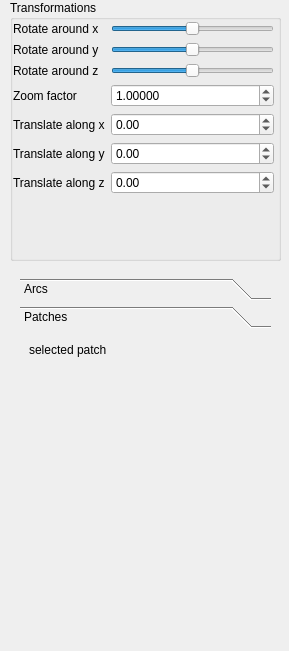
Above: QtFramework/GUI/SideWidget.ui from ViktorGyorgy/grafika_projekt before the change. Below: the same form after it.
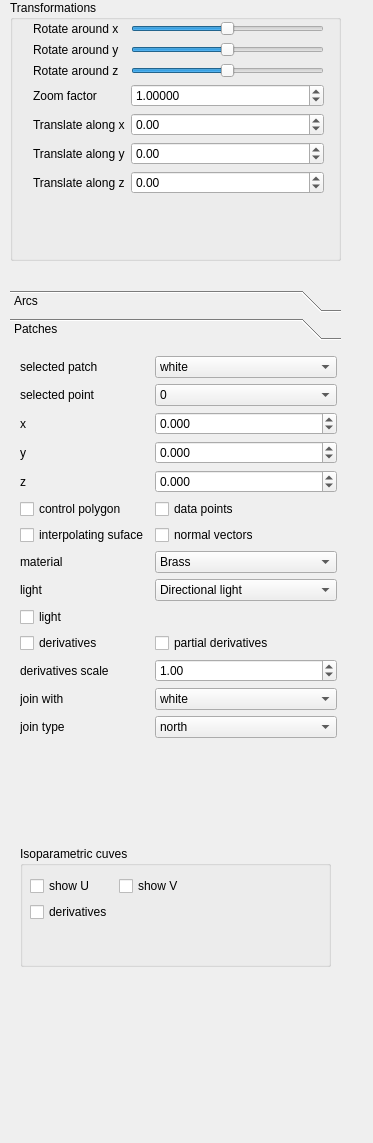
That is the form after the change. The open tabs and pages were chosen to show the change.

```diff
--- a/QtFramework/GUI/SideWidget.ui
+++ b/QtFramework/GUI/SideWidget.ui
@@ -6,8 +6,8 @@
    <rect>
     <x>0</x>
     <y>0</y>
-    <width>289</width>
-    <height>651</height>
+    <width>373</width>
+    <height>1143</height>
    </rect>
   </property>
   <property name="sizePolicy">
@@ -30,7 +30,7 @@
     <rect>
      <x>10</x>
      <y>0</y>
-     <width>271</width>
+     <width>331</width>
      <height>261</height>
     </rect>
    </property>
@@ -40,9 +40,9 @@
    <widget class="QWidget" name="layoutWidget">
     <property name="geometry">
      <rect>
-      <x>3</x>
+      <x>23</x>
       <y>21</y>
-      <width>261</width>
+      <width>291</width>
       <height>230</height>
      </rect>
     </property>
@@ -223,10 +223,10 @@
   <widget class="QToolBox" name="toolBox">
    <property name="geometry">
     <rect>
-     <x>20</x>
-     <y>278</y>
-     <width>251</width>
-     <height>311</height>
+     <x>10</x>
+     <y>290</y>
+     <width>331</width>
+     <height>721</height>
     </rect>
    </property>
    <property name="currentIndex">
@@ -434,8 +434,8 @@
      <rect>
       <x>0</x>
       <y>0</y>
-      <width>251</width>
-      <height>251</height>
+      <width>331</width>
+      <height>651</height>
      </rect>
     </property>
     <attribute name="label">
@@ -444,10 +444,10 @@
     <widget class="QWidget" name="formLayoutWidget_2">
      <property name="geometry">
       <rect>
-       <x>9</x>
-       <y>9</y>
-       <width>231</width>
-       <height>241</height>
+       <x>10</x>
+       <y>10</y>
+       <width>317</width>
+       <height>481</height>
       </rect>
      </property>
      <layout class="QFormLayout" name="formLayout_3">
@@ -458,8 +458,477 @@
         </property>
        </widget>
       </item>
+      <item row="0" column="1">
+       <widget class="QComboBox" name="comboBoxSelectedPatch">
+        <item>
+         <property name="text">
+          <string>white</string>
+         </property>
+        </item>
+        <item>
+         <property name="text">
+          <string>pink</string>
+         </property>
+        </item>
+        <item>
+         <property name="text">
+          <string>purple</string>
+         </property>
+        </item>
+        <item>
+         <property name="text">
+          <string>blue</string>
+         </property>
+        </item>
+        <item>
+         <property name="text">
+          <string>green</string>
+         </property>
+        </item>
+        <item>
+         <property name="text">
+          <string>gray</string>
+         </property>
+        </item>
+        <item>
+         <property name="text">
+          <string>lime</string>
+         </property>
+        </item>
+        <item>
+         <property name="text">
+          <string>yellow</string>
+         </property>
+        </item>
+        <item>
+         <property name="text">
+          <string>brown</string>
+         </property>
+        </item>
+       </widget>
+      </item>
+      <item row="1" column="0">
+       <widget class="QLabel" name="label_15">
+        <property name="text">
+         <string>selected point</string>
+        </property>
+       </widget>
+      </item>
+      <item row="1" column="1">
+       <widget class="QComboBox" name="comboBoxSelectedPatchPoint">
+        <item>
+         <property name="text">
+          <string>0</string>
+         </property>
+        </item>
+        <item>
+         <property name="text">
+          <string>1</string>
+         </property>
+        </item>
+        <item>
+         <property name="text">
+          <string>2</string>
+         </property>
+        </item>
+        <item>
+         <property name="text">
+          <string>3</string>
+         </property>
+        </item>
+        <item>
+         <property name="text">
+          <string>4</string>
+         </property>
+        </item>
+        <item>
+         <property name="text">
+          <string>5</string>
+         </property>
+        </item>
+        <item>
+         <property name="text">
+          <string>6</string>
+         </property>
+        </item>
+        <item>
+         <property name="text">
+          <string>7</string>
+         </property>
+        </item>
+        <item>
+         <property name="text">
+          <string>8</string>
+         </property>
+        </item>
+        <item>
+         <property name="text">
+          <string>9</string>
+         </property>
+        </item>
+        <item>
+         <property name="text">
+          <string>10</string>
+         </property>
+        </item>
+        <item>
+         <property name="text">
+          <string>11</string>
+         </property>
+        </item>
+        <item>
+         <property name="text">
+          <string>12</string>
+         </property>
+        </item>
+        <item>
+         <property name="text">
+          <string>13</string>
+         </property>
+        </item>
+        <item>
+         <property name="text">
+          <string>14</string>
+         </property>
+        </item>
+        <item>
+         <property name="text">
+          <string>15</string>
+         </property>
+        </item>
+       </widget>
+      </item>
+      <item row="5" column="0">
+       <widget class="QCheckBox" name="checkBoxShowPatchControlPolygon">
+        <property name="text">
+         <string>control polygon</string>
+        </property>
+       </widget>
+      </item>
+      <item row="5" column="1">
+       <widget class="QCheckBox" name="checkBoxShowPatchDataPoints">
+        <property name="text">
+         <string>data points</string>
+        </property>
+       </widget>
+      </item>
+      <item row="6" column="0">
+       <widget class="QCheckBox" name="checkBoxShowInterpolatingSurface">
+        <property name="text">
+         <string>interpolating suface</string>
+        </property>
+       </widget>
+      </item>
+      <item row="6" column="1">
+       <widget class="QCheckBox" name="checkBoxShowNormalVectors">
+        <property name="text">
+         <string>normal vectors</string>
+        </property>
+       </widget>
+      </item>
+      <item row="7" column="0">
+       <widget class="QLabel" name="label_16">
+        <property name="text">
+         <string>material</string>
+        </property>
+       </widget>
+      </item>
+      <item row="7" column="1">
+       <widget class="QComboBox" name="comboBoxMaterial">
+        <item>
+         <property name="text">
+          <string>Brass</string>
+         </property>
+        </item>
+        <item>
+         <property name="text">
+          <string>Gold</string>
+         </property>
+        </item>
+        <item>
+         <property name="text">
+          <string>Silver</string>
+         </property>
+        </item>
+        <item>
+         <property name="text">
+          <string>Emerald</string>
+         </property>
+        </item>
+        <item>
+         <property name="text">
+          <string>Pearl</string>
+         </property>
+        </item>
+        <item>
+         <property name="text">
+          <string>Turquoise</string>
+         </property>
+        </item>
+        <item>
+         <property name="text">
+          <string>Ruby</string>
+         </property>
+        </item>
+       </widget>
+      </item>
+      <item row="8" column="0">
+       <widget class="QLabel" name="label_17">
+        <property name="text">
+         <string>light</string>
+        </property>
+       </widget>
+      </item>
+      <item row="8" column="1">
+       <widget class="QComboBox" name="comboBoxLight">
+        <item>
+         <property name="text">
+          <string>Directional light</string>
+         </property>
+        </item>
+        <item>
+         <property name="text">
+          <string>Spot light</string>
+         </property>
+        </item>
+        <item>
+         <property name="text">
+          <string>Point light</string>
+         </property>
+        </item>
+       </widget>
+      </item>
+      <item row="10" column="0">
+       <widget class="QCheckBox" name="checkBoxShowPatchDerivatives">
+        <property name="text">
+         <string>derivatives</string>
+        </property>
+       </widget>
+      </item>
+      <item row="10" column="1">
+       <widget class="QCheckBox" name="checkBoxShowPatchPartialDerivatives">
+        <property name="text">
+         <string>partial derivatives</string>
+        </property>
+       </widget>
+      </item>
+      <item row="11" column="0">
+       <widget class="QLabel" name="label_18">
+        <property name="text">
+         <string>derivatives scale</string>
+        </property>
+       </widget>
+      </item>
+      <item row="11" column="1">
+       <widget class="QDoubleSpinBox" name="doubleSpinBoxScalePatchDerivatives">
+        <property name="maximum">
+         <double>5.000000000000000</double>
+        </property>
+        <property name="singleStep">
+         <double>0.050000000000000</double>
+        </property>
+        <property name="value">
+         <double>1.000000000000000</double>
+        </property>
+       </widget>
+      </item>
+      <item row="9" column="0">
+       <widget class="QCheckBox" name="checkBoxApplyLight">
+        <property name="text">
+         <string>light</string>
+        </property>
+       </widget>
+      </item>
+      <item row="2" column="0">
+       <widget class="QLabel" name="label_19">
+        <property name="text">
+         <string>x</string>
+        </property>
+       </widget>
+      </item>
+      <item row="3" column="0">
+       <widget class="QLabel" name="label_20">
+        <property name="text">
+         <string>y</string>
+        </property>
+       </widget>
+      </item>
+      <item row="4" column="0">
+       <widget class="QLabel" name="label_21">
+        <property name="text">
+         <string>z</string>
+        </property>
+       </widget>
+      </item>
+      <item row="2" column="1">
+       <widget class="QDoubleSpinBox" name="doubleSpinBoxPatchX">
+        <property name="decimals">
+         <number>3</number>
+        </property>
+        <property name="minimum">
+         <double>-99.989999999999995</double>
+        </property>
+        <property name="singleStep">
+         <double>0.100000000000000</double>
+        </property>
+       </widget>
+      </item>
+      <item row="3" column="1">
+       <widget class="QDoubleSpinBox" name="doubleSpinBoxPatchY">
+        <property name="decimals">
+         <number>3</number>
+        </property>
+        <property name="minimum">
+         <double>-99.989999999999995</double>
+        </property>
+        <property name="singleStep">
+         <double>0.100000000000000</double>
+        </property>
+       </widget>
+      </item>
+      <item row="4" column="1">
+       <widget class="QDoubleSpinBox" name="doubleSpinBoxPatchZ">
+        <property name="decimals">
+         <number>3</number>
+        </property>
+        <property name="minimum">
+         <double>-99.989999999999995</double>
+        </property>
+        <property name="singleStep">
+         <double>0.100000000000000</double>
+        </property>
+       </widget>
+      </item>
+      <item row="12" column="1">
+       <widget class="QComboBox" name="comboBoxSelectedJoiningPatch">
+        <item>
+         <property name="text">
+          <string>white</string>
+         </property>
+        </item>
+        <item>
+         <property name="text">
+          <string>pink</string>
+         </property>
+        </item>
+        <item>
+         <property name="text">
+          <string>purple</string>
+         </property>
+        </item>
+        <item>
+         <property name="text">
+          <string>blue</string>
+         </property>
+        </item>
+        <item>
+         <property name="text">
+          <string>green</string>
+         </property>
+        </item>
+        <item>
+         <property name="text">
+          <string>gray</string>
+         </property>
+        </item>
+        <item>
+         <property name="text">
+          <string>lime</string>
+         </property>
+        </item>
+        <item>
+         <property name="text">
+          <string>yellow</string>
+         </property>
+        </item>
+        <item>
+         <property name="text">
+          <string>brown</string>
+         </property>
+        </item>
+       </widget>
+      </item>
+      <item row="13" column="1">
+       <widget class="QComboBox" name="comboBoxSelectedPatchJoinType">
+        <item>
+         <property name="text">
+          <string>north</string>
+         </property>
+        </item>
+        <item>
+         <property name="text">
+          <string>west</string>
+         </property>
+        </item>
+        <item>
+         <property name="text">
+          <string>east</string>
+         </property>
+        </item>
+       </widget>
+      </item>
+      <item row="12" column="0">
+       <widget class="QLabel" name="label_24">
+        <property name="text">
+         <string>join with</string>
+        </property>
+       </widget>
+      </item>
+      <item row="13" column="0">
+       <widget class="QLabel" name="label_25">
+        <property name="text">
+         <string>join type</string>
+        </property>
+       </widget>
+      </item>
      </layout>
     </widget>
+    <widget class="QGroupBox" name="groupBox_2">
+     <property name="geometry">
+      <rect>
+       <x>10</x>
+       <y>500</y>
+       <width>311</width>
+       <height>121</height>
+      </rect>
+     </property>
+     <property name="title">
+      <string>Isoparametric cuves</string>
+     </property>
+     <widget class="QWidget" name="formLayoutWidget_3">
+      <property name="geometry">
+       <rect>
+        <x>10</x>
+        <y>30</y>
+        <width>291</width>
+        <height>81</height>
+       </rect>
+      </property>
+      <layout class="QFormLayout" name="formLayout_4">
+       <item row="0" column="0">
+        <widget class="QCheckBox" name="checkBoxShowIsoparametricCurvesU">
+         <property name="text">
+          <string>show U</string>
+         </property>
+        </widget>
+       </item>
+       <item row="0" column="1">
+        <widget class="QCheckBox" name="checkBoxShowIsoparametricCurvesV">
+         <property name="text">
+          <string>show V</string>
+         </property>
+        </widget>
+       </item>
+       <item row="1" column="0">
+        <widget class="QCheckBox" name="checkBoxShowIsometricDerivatives">
+         <property name="text">
+          <string>derivatives</string>
+         </property>
+        </widget>
+       </item>
+      </layout>
+     </widget>
+    </widget>
    </widget>
   </widget>
  </widget>
```
Left out of the diff: 224 changed lines with no effect on the pictures.
